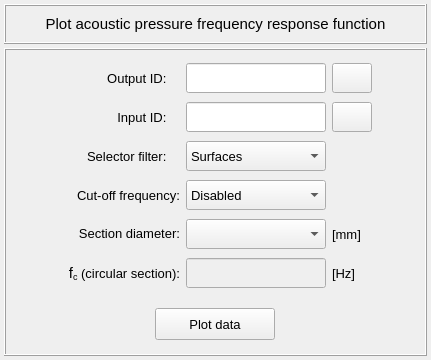
The window that vibra/interface/data/ui_files/plots/acoustic/acoustic_pressure_frequency_response_function_inputs.ui (MOPT-UFSC/VIBRA) describes before a commit, drawn with Qt 5.
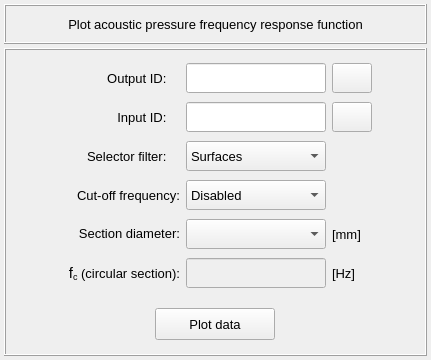
The same window after the commit. Icons and pictures are not drawn.

Diff of the .ui file:
```diff
--- a/vibra/interface/data/ui_files/plots/acoustic/acoustic_pressure_frequency_response_function_inputs.ui
+++ b/vibra/interface/data/ui_files/plots/acoustic/acoustic_pressure_frequency_response_function_inputs.ui
@@ -102,8 +102,8 @@
         </property>
         <property name="font">
          <font>
-          <family>MS Shell Dlg 2</family>
-          <pointsize>11</pointsize>
+          <family>Segoe UI</family>
+          <pointsize>10</pointsize>
           <italic>false</italic>
           <bold>false</bold>
          </font>
```
